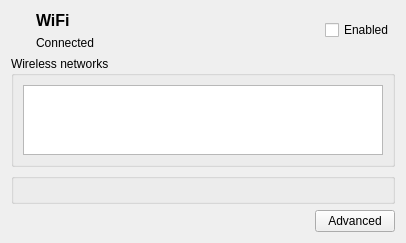
Qt form manager/wirelesspage.ui (OSSystems/qconnman-ui) before a commit.
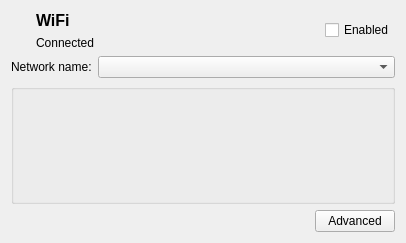
The same form after that commit. Icons and pictures are not drawn. Custom widgets are drawn as their Qt base class.

Commit message: WirelessPage: Replaces QListView -> QComboBox

What changed in the file:
```diff
--- a/manager/wirelesspage.ui
+++ b/manager/wirelesspage.ui
@@ -101,16 +101,28 @@
     </layout>
    </item>
    <item>
-    <widget class="QGroupBox" name="groupBox">
-     <property name="title">
-      <string>Wireless networks</string>
+    <layout class="QHBoxLayout" name="horizontalLayout">
+     <property name="spacing">
+      <number>6</number>
      </property>
-     <layout class="QHBoxLayout" name="horizontalLayout_2">
-      <item>
-       <widget class="QListView" name="listView"/>
-      </item>
-     </layout>
-    </widget>
+     <item>
+      <widget class="QLabel" name="label_2">
+       <property name="text">
+        <string>Network name:</string>
+       </property>
+      </widget>
+     </item>
+     <item>
+      <widget class="QComboBox" name="networkList">
+       <property name="sizePolicy">
+        <sizepolicy hsizetype="MinimumExpanding" vsizetype="Fixed">
+         <horstretch>0</horstretch>
+         <verstretch>0</verstretch>
+        </sizepolicy>
+       </property>
+      </widget>
+     </item>
+    </layout>
    </item>
    <item>
     <widget class="Ipv4Widget" name="ipv4Widget">
@@ -128,19 +140,6 @@
      </property>
     </widget>
    </item>
-   <item>
-    <spacer name="verticalSpacer">
-     <property name="orientation">
-      <enum>Qt::Vertical</enum>
-     </property>
-     <property name="sizeHint" stdset="0">
-      <size>
-       <width>20</width>
-       <height>40</height>
-      </size>
-     </property>
-    </spacer>
-   </item>
    <item>
     <layout class="QHBoxLayout" name="horizontalLayout_3">
      <item>
```
The commit also changes 1 other file.
